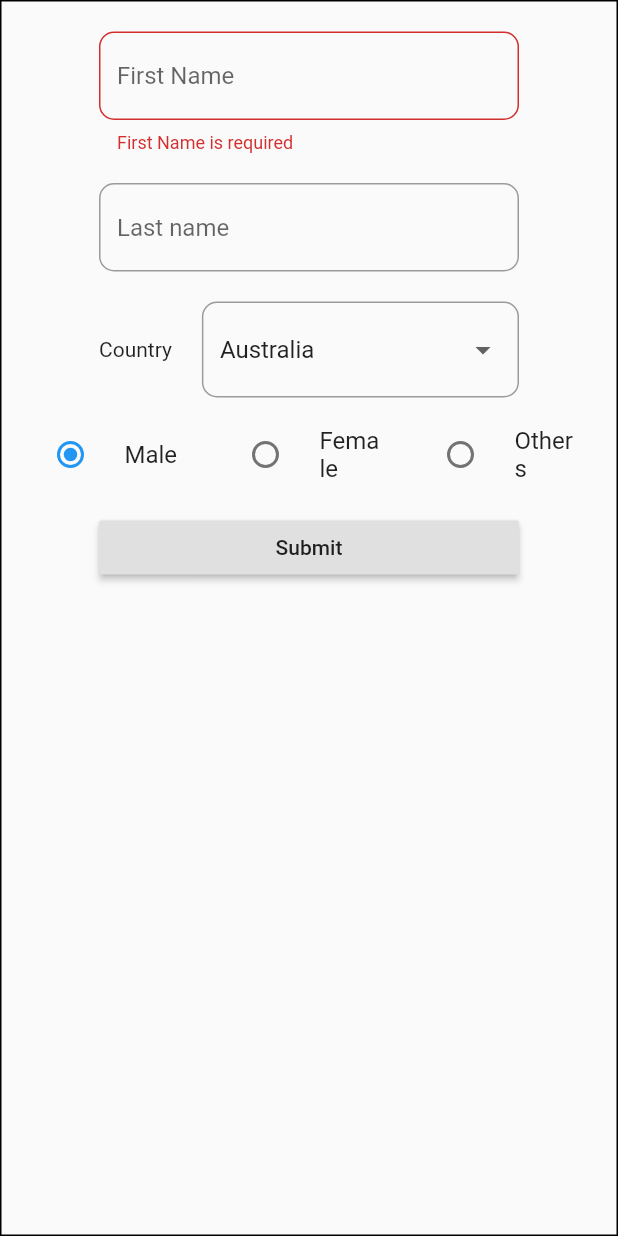
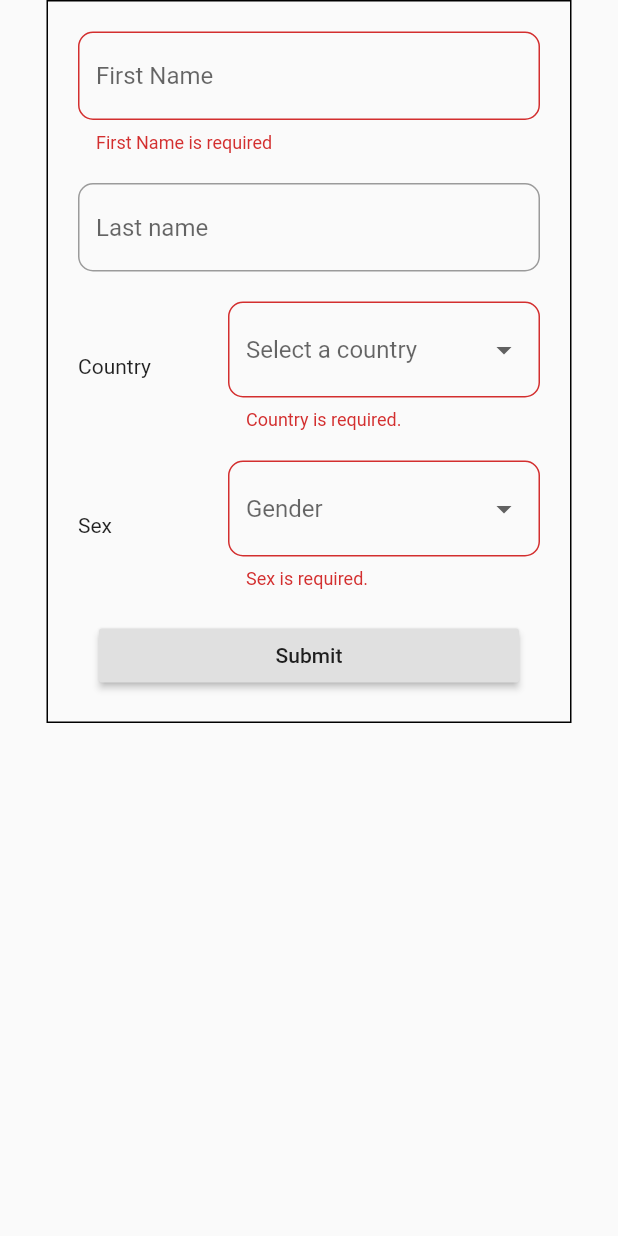
Before and after one commit to qu0cquyen/demo_features, a Flutter app: the screen it shows after launch, after a tap on "Submit", on a phone screen of 412 x 824 dp. Run offline on Flutter 3.47's test engine with Material 2 defaults, Android fonts, the phone set to English and light mode, and no system bars; our stand-ins replace geolocator.

Commit message:
Radio features done

```diff
--- /dev/null
+++ b/lib/model/dropdown_stateful.dart
@@ -0,0 +1,76 @@
+import 'package:demo_features/model/components.dart';
+import 'package:flutter/material.dart';
+
+class DropDownComponent extends StatefulWidget{
+
+  final GeneralWidget generalData;
+  final Map<String, String> dropDownData;
+
+  // Callback function
+  final Function(Map<String, String>) getDropDownData;
+
+  DropDownComponent({Key key, @required this.generalData, @required this.dropDownData, this.getDropDownData}): super(key: key);
+
+  @override
+  _DropDownComponentState createState() => _DropDownComponentState();
+}
+
+class _DropDownComponentState extends State<DropDownComponent>{
+
+  String selectedValue;
+
+  @override
+  Widget build(BuildContext contxext){
+    return Container(
+      padding: const EdgeInsets.all(10),
+      child: Row(
+        mainAxisAlignment: MainAxisAlignment.spaceEvenly,
+        children: <Widget>[
+          Expanded(
+            flex: 0,
+            child: Container(
+              width: 100,
+              child: Text(widget.generalData.label),
+            ),
+
+          ),
+
+          Expanded(
+            flex: 1,
+            child: DropdownButtonHideUnderline(
+              child: DropdownButtonFormField<String>(
+                decoration: InputDecoration(
+                  border: OutlineInputBorder(
+                    borderRadius: BorderRadius.circular(10),
+                  ),
+                ),
+                hint: widget.generalData.label == "Country"? Text("Select a country") : Text("Gender"),
+                value: selectedValue,
+                items: widget.dropDownData.keys.map<DropdownMenuItem<String>>((key){
+                  return new DropdownMenuItem(
+                    value: key,
+                    child: Text(widget.dropDownData[key]),
+                  );
+                }).toList(),
+                onChanged: (value) => selectedValue = value,
+                validator: (value) {
+                  if(widget.generalData.isRequired){
+                    if(value == null){
+                      return widget.generalData.label + " is required.";
+                    } else {
+                      widget.getDropDownData({selectedValue: widget.dropDownData[selectedValue]});
+                      return null;
+                    }
+                  } else {
+                    return null;
+                  }
+                }
+              ),
+            ),
+          ),
+        ],
+      ),
+    );
+
+  }
+}
--- a/lib/model/radio_component.dart
+++ b/lib/model/radio_component.dart
@@ -1,12 +1,16 @@
 import 'package:demo_features/model/components.dart';
 import 'package:flutter/material.dart';
+
 
 class RadioComponent extends StatefulWidget{
   final String type;
   final String label;
   final Map<String, String> radioData;
 
-  RadioComponent({Key key, @required this.type, @required this.label, @required this.radioData}) : super(key: key);
+  // Callback function return current Selected value
+  final Function(Map<String, String>) onValueChanged;
+
+  RadioComponent({Key key, @required this.type, @required this.label, @required this.radioData, @required this.onValueChanged}) : super(key: key);
 
   @override
   _RadioComponentState createState() => _RadioComponentState();
@@ -24,12 +28,12 @@ class _RadioComponentState extends State<RadioComponent>{
 
   List<Widget> buildRadio(){
     List<Widget> lstRadio = [];
+
+
     widget.radioData.forEach((key, value){
       lstRadio.add(
         Expanded(flex: 1,
-        child:
-        Container(
-          width: 50,
+
           child: RadioListTile(
           title: Text(value),
           value: key,
@@ -37,10 +41,13 @@ class _RadioComponentState extends State<RadioComponent>{
           onChanged: (newValue){
             setState((){
               _currentSelected = {newValue: widget.radioData[newValue]};
+
+              // Callback function return current Selected Value
+              widget.onValueChanged(_currentSelected);
             });
           },
         ),
-        ),
+
         ),
 
 
@@ -52,8 +59,25 @@ class _RadioComponentState extends State<RadioComponent>{
   @override
   Widget build(BuildContext context){
     return Container(
+      padding: const EdgeInsets.all(10),
+      width: 300,
       child: Row(
-        children: buildRadio(),
+        children: <Widget>[
+          Expanded(
+            flex: 0,
+            child: Text(widget.label),
+          ),
+
+          Expanded(
+            flex: 1,
+            child: Container(
+              child: Row(
+                mainAxisAlignment: MainAxisAlignment.spaceBetween,
+                children: buildRadio(),
+              ),
+            ),
+          ),
+        ],
       ),
     );
   }
--- /dev/null
+++ b/lib/model/textbox_stateful.dart
@@ -0,0 +1,47 @@
+import 'package:demo_features/model/components.dart';
+import 'package:demo_features/model/text_component.dart';
+import 'package:flutter/material.dart';
+
+class TextBoxComponent extends StatefulWidget{
+  final GeneralWidget generalData;
+
+  // Callback Function
+  final Function(Map<String, String>) textBoxValue;
+
+  TextBoxComponent({Key key, @required this.generalData, this.textBoxValue}): super(key: key);
+
+  @override
+  _TextBoxComponentState createState() => _TextBoxComponentState();
+}
+
+class _TextBoxComponentState extends State<TextBoxComponent>{
+  final TextEditingController _controller = new TextEditingController();
+
+  @override
+  Widget build(BuildContext context){
+    return Container(
+      padding: const EdgeInsets.all(10),
+      child: TextFormField(
+        controller: _controller,
+        decoration: InputDecoration(
+          border: OutlineInputBorder(
+            borderRadius: BorderRadius.circular(10),
+          ),
+          hintText: widget.generalData.label,
+        ),
+        validator: (value){
+          if(value.isEmpty){
+            if(widget.generalData.isRequired){
+              return widget.generalData.label + " is required ";
+            } else {return null;}
+          } else {
+            // Return value
+            widget.textBoxValue({widget.generalData.label: _controller.text});
+            return null;
+
+          }
+        }
+      ),
+    );
+  }
+}
--- a/lib/ui/form_page.dart
+++ b/lib/ui/form_page.dart
@@ -1,7 +1,9 @@
+import 'package:demo_features/model/components.dart';
 import 'package:demo_features/model/custom_dropdown.dart';
-import 'package:demo_features/model/dropdown_component.dart';
+import 'package:demo_features/model/dropdown_stateful.dart';
 import 'package:demo_features/model/radio_component.dart';
-import 'package:demo_features/model/text_component.dart';
+import 'package:demo_features/model/textbox_stateful.dart';
+
 import 'package:flutter/material.dart';
 
 class FormPage extends StatefulWidget{
@@ -33,11 +35,12 @@ class _FormPageState extends State<FormPage>{
       "type": "dropdown",
       "label": "Country",
       "dropdownData": {"AUS": "Australia", "CAD": "Canada", "USA": "America"},
-      "required": false, // Doesn't matter with the current implementation
+      "required": true,
     },
     {
       "type": "radio",
       "label": "Sex",
+      "required": true,
       "radioData": {"M": "Male", "F": "Female", "X": "Others"},
     },
   ];
@@ -48,27 +51,77 @@ class _FormPageState extends State<FormPage>{
     TextBoxComponent textBox;
     DropDownComponent dropDown;
     CustomDropDown cusDropDown;
+    DropDownComponent radioDropDown;
     RadioComponent radioComponent;
+    Map<String, String> _selectedDropDownValue = {};
+    List<Map<String, String>> lstUserData = [];
+
 
     for(Map m in data){
       if(m["type"] == "text"){
-        textBox = new TextBoxComponent(m["type"], m["label"], m["required"]);
-        lstWidget.add(textBox.buildWidget());
+        textBox = new TextBoxComponent(
+          generalData: new GeneralWidget(m["type"], m["label"], m["required"]),
+          textBoxValue: (Map<String, String> value){
+            setState((){
+              /// Everytimes it gets called the lstTextValue will be empty
+              /// and add correspondingly firstname and lastname value again
+              lstUserData.add(value);
+            });
+          });
+        lstWidget.add(textBox);
       }
 
       if(m["type"] == "dropdown"){
-        //dropDown = new DropDownComponent(m["type"], m["label"], m["required"], m["dropdownData"]);
-        //lstWidget.add(dropDown.buildWidget());
-        cusDropDown = new CustomDropDown(m["type"], m["label"], m["required"], m["dropdownData"]);
-        lstWidget.add(cusDropDown.buildWidget());
+        dropDown = new DropDownComponent(
+          generalData: new GeneralWidget(m["type"], m["label"], m["required"]),
+          dropDownData: m["dropdownData"],
+          getDropDownData: (Map<String, String> value){
+            setState((){
+               lstUserData.add(value);
+            });
+          });
+        lstWidget.add(dropDown);
       }
 
       if(m["type"] == "radio"){
-        // radioComponent = new RadioComponent(m["type"], m["label"], m["required"], m["radioData"]);
-        // lstWidget.add(radioComponent.buildWidget());
-        radioComponent = new RadioComponent(type: m["type"], label: m["label"], radioData: m["radioData"]);
-        lstWidget.add(radioComponent);
+        radioDropDown = new DropDownComponent(
+          generalData: new GeneralWidget(m["type"], m["label"], m["required"]),
+          dropDownData: m["radioData"],
+          getDropDownData: (Map<String, String> value){
+            setState((){
+               lstUserData.add(value);
+            });
+          });
+        lstWidget.add(radioDropDown);
       }
+
+      // if(m["type"] == "text"){
+      //   textBox = new TextBoxComponent(m["type"], m["label"], m["required"]);
+      //   lstWidget.add(textBox.buildWidget());
+      // }
+
+      // if(m["type"] == "dropdown" || m["type"] == "radio"){
+      //   //dropDown = new DropDownComponent(m["type"], m["label"], m["required"], m["dropdownData"]);
+      //   //lstWidget.add(dropDown.buildWidget());
+      //   if(m["type"] == "dropdown"){
+      //     cusDropDown = new CustomDropDown(m["type"], m["label"], m["required"], m["dropdownData"]);
+      //     lstWidget.add(cusDropDown.buildWidget());
+      //   } else {
+      //     radioDropDown = new CustomDropDown(m["type"], m["label"], m["required"], m["radioData"]);
+      //     lstWidget.add(radioDropDown.buildWidget());
+      //   }
+
+      // }
+
+      // if(m["type"] == "radio"){
+      //   // radioComponent = new RadioComponent(m["type"], m["label"], m["required"], m["radioData"]);
+      //   // lstWidget.add(radioComponent.buildWidget());
+      //   radioComponent = new RadioComponent(type: m["type"], label: m["label"], radioData: m["radioData"], onValueChanged: (Map value){
+      //     _selectedRadioValue = value;
+      //   },);
+
+      //   lstWidget.add(radioComponent);
+      // }
 
     }
     lstWidget.add(
@@ -79,8 +132,10 @@ class _FormPageState extends State<FormPage>{
           onPressed: (){
             if(_formKey.currentState.validate()){
               print("Processing Data.....");
-              print(textBox.getTextBox);
-              print(cusDropDown.getSelectedData);
+              print(lstUserData);
+              //print(textBox.getTextBox);
+              //print(cusDropDown.getSelectedData);
+              //print(radioDropDown.getSelectedData);
 
 
             }
@@ -96,11 +151,15 @@ class _FormPageState extends State<FormPage>{
   Widget build(BuildContext context){
     return Scaffold(
 
-      body: SafeArea(
+      body: GestureDetector(
+        onTap: () => FocusScope.of(context).unfocus(),
+        child: SafeArea(
+          child: SingleChildScrollView(
             child: Form(
               key: _formKey,
               child: Center(
                 child: Container(
+                  width: 350,
                   padding: const EdgeInsets.all(10),
                   decoration: BoxDecoration(
                     border: Border.all(width: 1),
@@ -112,6 +171,8 @@ class _FormPageState extends State<FormPage>{
               ),
             ),
           ),
+        ),
+      ),
     );
   }
 }
```
Lines whose indentation alone changed are shown as unchanged.
